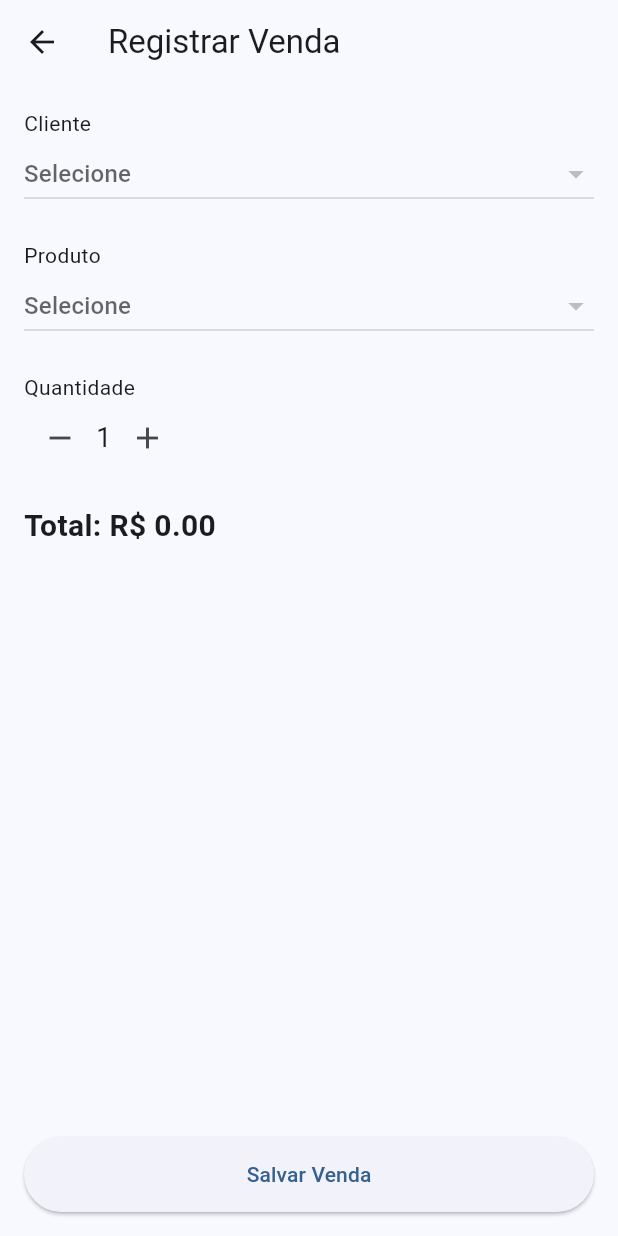
After one commit to crystybarros/app_vendas, a Flutter app: the screen it shows after launch, after a tap on "Registrar Venda", on a phone screen of 412 x 824 dp. The commit adds this screen. Run offline on Flutter 3.47's test engine with Material 3 defaults, Android fonts, the light colour scheme and no system bars; our stand-ins replace connectivity_plus, hive, hive_flutter, shelf; missing offline and left inert: shelf_router, sqlite3; accounts and stored records are empty.

Commit message:
Inclusão da tela de venda e produto

```diff
--- a/comandos.txt
+++ b/comandos.txt
@@ -6,7 +6,7 @@ dart run bin/server.dart
 
 
 App Flutter:
-cd clientes
+cd vendas_app
 flutter pub get
 flutter pub run build_runner build --delete-conflicting-outputs
 flutter run
--- a/venda_app/lib/main.dart
+++ b/venda_app/lib/main.dart
@@ -2,6 +2,7 @@ import 'package:flutter/material.dart';
 import 'storage/hive_client.dart';
 import 'storage/hive_product.dart';
 import 'pages/home_page.dart'; // import da tela inicial
+import 'storage/hive_sale.dart';
 
 void main() async {
   WidgetsFlutterBinding.ensureInitialized();
@@ -9,6 +10,7 @@ void main() async {
   // Inicializa Hive
   await HiveClientDB.init();
   await HiveProductDB.init();
+  await HiveSaleDB.init();
 
   runApp(const MyApp());
 }
--- /dev/null
+++ b/venda_app/lib/models/sale.dart
@@ -0,0 +1,50 @@
+import 'package:hive/hive.dart';
+
+part 'sale.g.dart';
+
+@HiveType(typeId: 3)
+class Sale extends HiveObject {
+  @HiveField(0)
+  int? id;
+
+  @HiveField(1)
+  int clientId;
+
+  @HiveField(2)
+  int productId;
+
+  @HiveField(3)
+  int quantity;
+
+  @HiveField(4)
+  double total;
+
+  @HiveField(5)
+  bool synced;
+
+  Sale({
+    this.id,
+    required this.clientId,
+    required this.productId,
+    required this.quantity,
+    required this.total,
+    this.synced = false,
+  });
+
+  Map<String, dynamic> toJson() => {
+        "id": id,
+        "clientId": clientId,
+        "productId": productId,
+        "quantity": quantity,
+        "total": total,
+      };
+
+  factory Sale.fromJson(Map json) => Sale(
+        id: json["id"],
+        clientId: json["clientId"],
+        productId: json["productId"],
+        quantity: json["quantity"],
+        total: (json["total"] as num).toDouble(),
+        synced: true,
+      );
+}
--- a/venda_app/lib/pages/home_page.dart
+++ b/venda_app/lib/pages/home_page.dart
@@ -1,6 +1,7 @@
 import 'package:flutter/material.dart';
 import 'client_page.dart';
 import 'products_page.dart';
+import 'sale_page.dart';
 
 class HomePage extends StatelessWidget {
   const HomePage({super.key});
@@ -34,6 +35,15 @@ class HomePage extends StatelessWidget {
                 },
                 child: const Text("Cadastro de Produtos"),
               ),
+              ElevatedButton(
+                onPressed: () {
+                  Navigator.push(
+                    context,
+                    MaterialPageRoute(builder: (_) => const SalePage()),
+                  );
+                },
+                child: const Text("Registrar Venda"),
+              ),
             ],
           ),
         ),
--- /dev/null
+++ b/venda_app/lib/pages/sale_page.dart
@@ -0,0 +1,159 @@
+import 'package:flutter/material.dart';
+import '../models/client.dart';
+import '../models/product.dart';
+import '../models/sale.dart';
+import '../storage/hive_client.dart';
+import '../storage/hive_product.dart';
+import '../storage/hive_sale.dart';
+import '../services/sync_service.dart';
+
+class SalePage extends StatefulWidget {
+  const SalePage({super.key});
+
+  @override
+  State<SalePage> createState() => _SalePageState();
+}
+
+class _SalePageState extends State<SalePage> {
+  int? selectedClient;
+  int? selectedProduct;
+  int quantity = 1;
+  double price = 0.0;
+  double total = 0.0;
+
+  final sync = SyncService();
+
+  void calculateTotal() {
+    setState(() {
+      total = price * quantity;
+    });
+  }
+
+  Future saveSale() async {
+    if (selectedClient == null || selectedProduct == null) return;
+
+    await HiveSaleDB.add(Sale(
+      clientId: selectedClient!,
+      productId: selectedProduct!,
+      quantity: quantity,
+      total: total,
+      synced: false,
+    ));
+
+    sync.syncSales();
+
+    setState(() {
+      selectedClient = null;
+      selectedProduct = null;
+      quantity = 1;
+      price = 0;
+      total = 0;
+    });
+
+    ScaffoldMessenger.of(context).showSnackBar(
+      const SnackBar(content: Text("Venda salva!")),
+    );
+  }
+
+  @override
+  Widget build(BuildContext context) {
+    final clients = HiveClientDB.getAll();
+    final products = HiveProductDB.getAll();
+
+    return Scaffold(
+      appBar: AppBar(title: const Text("Registrar Venda")),
+      body: Padding(
+        padding: const EdgeInsets.all(16),
+        child: Column(
+          crossAxisAlignment: CrossAxisAlignment.start,
+          children: [
+            // CLIENTE
+            const Text("Cliente"),
+            DropdownButton<int>(
+              value: selectedClient,
+              hint: const Text("Selecione"),
+              isExpanded: true,
+              items: clients.map((c) {
+                return DropdownMenuItem(
+                  value: c.id,
+                  child: Text(c.name),
+                );
+              }).toList(),
+              onChanged: (value) {
+                setState(() => selectedClient = value);
+              },
+            ),
+
+            const SizedBox(height: 20),
+
+            // PRODUTO
+            const Text("Produto"),
+            DropdownButton<int>(
+              value: selectedProduct,
+              hint: const Text("Selecione"),
+              isExpanded: true,
+              items: products.map((p) {
+                return DropdownMenuItem(
+                  value: p.id,
+                  child: Text("${p.name} (R\$ ${p.price})"),
+                );
+              }).toList(),
+              onChanged: (value) {
+                setState(() {
+                  selectedProduct = value;
+                  price = products.firstWhere((p) => p.id == value).price;
+                  calculateTotal();
+                });
+              },
+            ),
+
+            const SizedBox(height: 20),
+
+            // QUANTIDADE
+            const Text("Quantidade"),
+            Row(
+              children: [
+                IconButton(
+                  icon: const Icon(Icons.remove),
+                  onPressed: () {
+                    if (quantity > 1) {
+                      quantity--;
+                      calculateTotal();
+                    }
+                  },
+                ),
+                Text(quantity.toString(), style: const TextStyle(fontSize: 18)),
+                IconButton(
+                  icon: const Icon(Icons.add),
+                  onPressed: () {
+                    quantity++;
+                    calculateTotal();
+                  },
+                ),
+              ],
+            ),
+
+            const SizedBox(height: 20),
+
+            // TOTAL
+            Text(
+              "Total: R\$ ${total.toStringAsFixed(2)}",
+              style: const TextStyle(fontSize: 20, fontWeight: FontWeight.bold),
+            ),
+
+            const Spacer(),
+
+            // BOTÃO SALVAR
+            ElevatedButton(
+              onPressed: saveSale,
+              style: ElevatedButton.styleFrom(
+                minimumSize: const Size(double.infinity, 50),
+              ),
+              child: const Text("Salvar Venda"),
+            )
+          ],
+        ),
+      ),
+    );
+  }
+}
--- /dev/null
+++ b/venda_app/lib/storage/hive_sale.dart
@@ -0,0 +1,19 @@
+import 'package:hive_flutter/hive_flutter.dart';
+import '../models/sale.dart';
+
+class HiveSaleDB {
+  static const boxName = "sales";
+
+  static Future init() async {
+    Hive.registerAdapter(SaleAdapter());
+    await Hive.openBox<Sale>(boxName);
+  }
+
+  static Box<Sale> box() => Hive.box<Sale>(boxName);
+
+  static List<Sale> getAll() => box().values.toList();
+
+  static Future add(Sale s) => box().add(s);
+
+  static Future delete(int index) => box().deleteAt(index);
+}
```
Also changed, not shown: venda_app/lib/services/client_service.dart (+14 -0 lines), venda_app/lib/services/sync_service.dart (+19 -1 lines), venda_app/lib/models/sale.g.dart (added).
